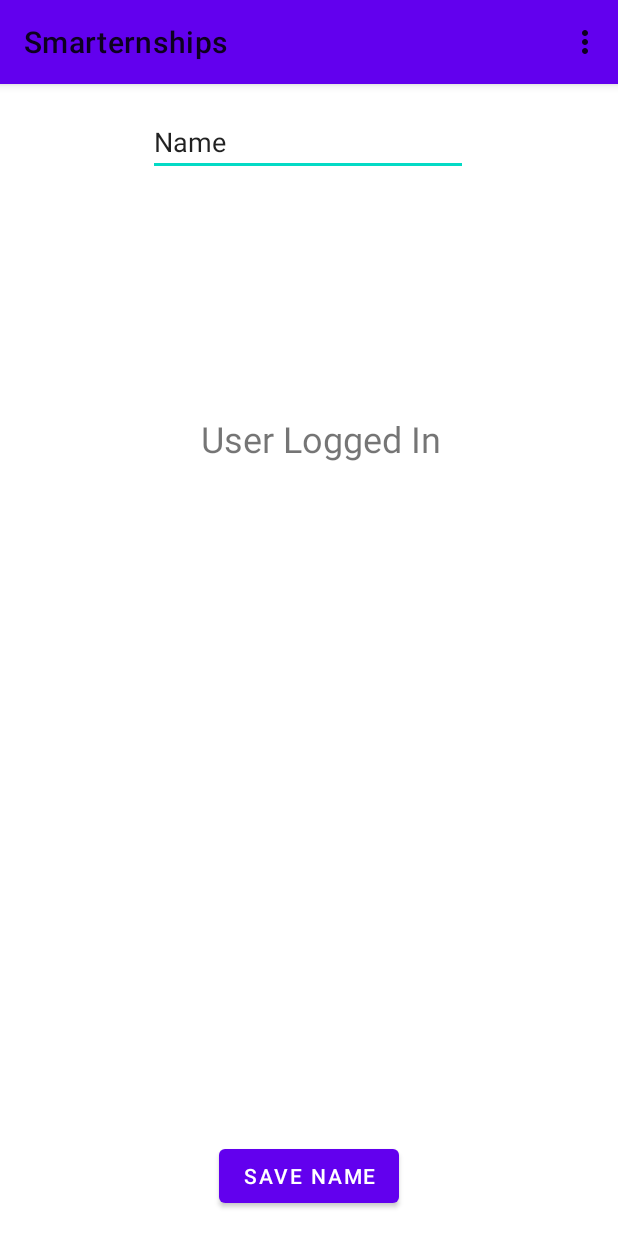
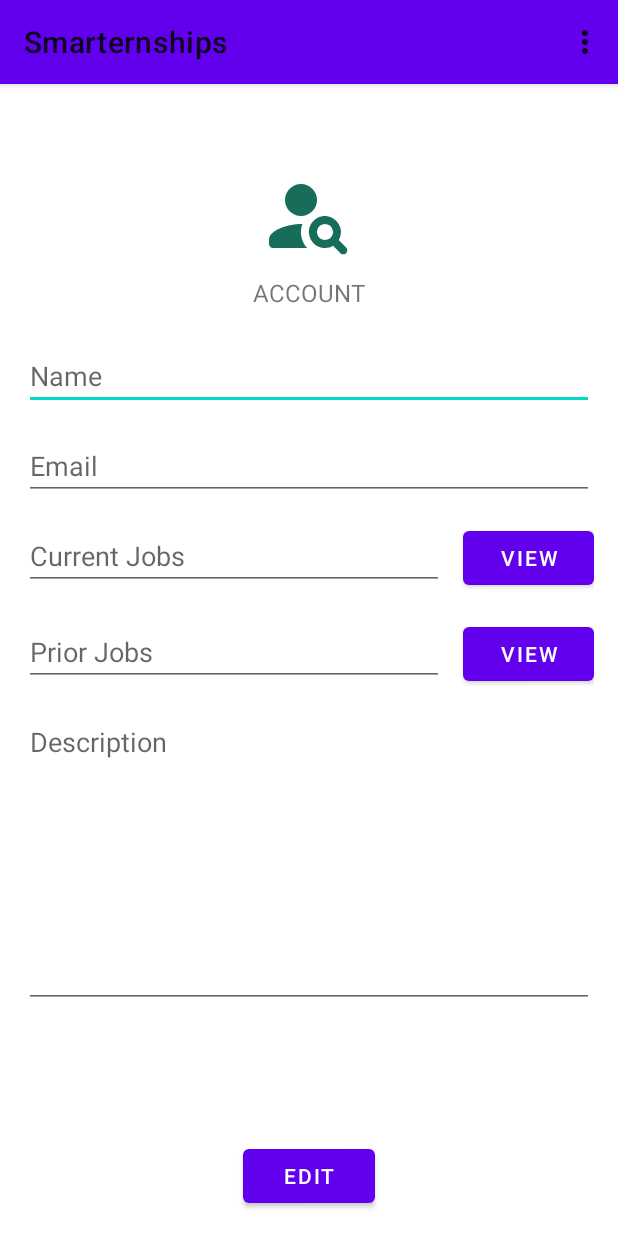
Before and after one commit to MichaelG922/Smarternships, an Android app: the ViewAccountActivity screen opened directly, with no data from a screen before it, on a phone screen of 412 x 824 dp. Run offline under Robolectric (Android 15) with nearby library versions, the phone set to English and light mode, and no system bars; 3 statements that could not run were skipped.

Commit message:
Add new job data class. Update view account view.

```diff
--- /dev/null
+++ b/app/src/main/java/com/example/smarternships/data/model/Job.kt
@@ -0,0 +1,13 @@
+package com.example.smarternships.data.model
+
+import java.util.*
+
+data class Job(
+    val jobName: String  = "",
+    val companyId: String  = "",
+    val description: String  = "",
+    val timeFrame: Date? = null,
+    val assignedUserId: String?  = null,
+    val completed: Boolean = false,
+    val applicants: List<String> = mutableListOf(),
+)
--- a/app/src/main/res/layout/view_account.xml
+++ b/app/src/main/res/layout/view_account.xml
@@ -9,18 +9,121 @@
     android:paddingTop="@dimen/activity_vertical_margin"
     android:paddingRight="@dimen/activity_horizontal_margin"
     android:paddingBottom="@dimen/activity_vertical_margin"
-    tools:context=".ui.login.LoginActivity">
+    tools:context=".ui.account.ViewAccountActivity">
+
+    <EditText
+        android:id="@+id/name"
+        android:layout_width="0dp"
+        android:layout_height="wrap_content"
+        android:layout_marginTop="156dp"
+        android:autofillHints="@string/prompt_create_job_name"
+        android:hint="Name"
+        android:selectAllOnFocus="true"
+        android:inputType="none"
+        app:layout_constraintEnd_toEndOf="parent"
+        app:layout_constraintStart_toStartOf="parent"
+        app:layout_constraintTop_toTopOf="parent" />
+
+    <EditText
+        android:id="@+id/email"
+        android:layout_width="0dp"
+        android:layout_height="wrap_content"
+        android:layout_marginTop="216dp"
+        android:autofillHints="@string/prompt_create_job_name"
+        android:hint="Email"
+        android:inputType="none"
+        android:selectAllOnFocus="true"
+        app:layout_constraintEnd_toEndOf="parent"
+        app:layout_constraintHorizontal_bias="0.125"
+        app:layout_constraintStart_toStartOf="parent"
+        app:layout_constraintTop_toTopOf="parent" />
+
+    <EditText
+        android:id="@+id/currentJobs"
+        android:layout_width="0dp"
+        android:layout_height="wrap_content"
+        android:layout_marginTop="276dp"
+        android:layout_marginRight="100dp"
+        android:autofillHints="@string/prompt_create_job_name"
+        android:hint="Current Jobs"
+        android:inputType="none"
+        android:selectAllOnFocus="true"
+        app:layout_constraintEnd_toEndOf="parent"
+        app:layout_constraintStart_toStartOf="parent"
+        app:layout_constraintTop_toTopOf="parent" />
+
+    <EditText
+        android:id="@+id/priorJobs"
+        android:layout_width="0dp"
+        android:layout_height="wrap_content"
+        android:layout_marginTop="340dp"
+        android:layout_marginRight="100dp"
+        android:autofillHints="@string/prompt_create_job_name"
+        android:hint="Prior Jobs"
+        android:inputType="none"
+        android:selectAllOnFocus="true"
+        app:layout_constraintEnd_toEndOf="parent"
+        app:layout_constraintStart_toStartOf="parent"
+        app:layout_constraintTop_toTopOf="parent" />
+
+    <Button
+        android:id="@+id/viewPriorJobs"
+        android:layout_width="87dp"
+        android:layout_height="wrap_content"
+        android:layout_marginTop="340dp"
+        android:text="View"
+        app:layout_constraintEnd_toEndOf="parent"
+        app:layout_constraintHorizontal_bias="1.0"
+        app:layout_constraintStart_toStartOf="parent"
+        app:layout_constraintTop_toTopOf="parent"
+        app:layout_constraintVertical_bias="0.516" />
+
+    <Button
+        android:id="@+id/viewCurrentJobs"
+        android:layout_width="87dp"
+        android:layout_height="wrap_content"
+        android:layout_marginTop="276dp"
+        android:text="View"
+        app:layout_constraintEnd_toEndOf="parent"
+        app:layout_constraintHorizontal_bias="1.0"
+        app:layout_constraintStart_toStartOf="parent"
+        app:layout_constraintTop_toTopOf="parent"
+        app:layout_constraintVertical_bias="0.516" />
+
+    <EditText
+        android:id="@+id/description"
+        android:layout_height="200dp"
+        android:layout_width="0dp"
+        android:layout_marginTop="400dp"
+        android:hint="Description"
+        android:inputType="none"
+        android:gravity="top|start"
+        android:selectAllOnFocus="true"
+        app:layout_constraintEnd_toEndOf="parent"
+        app:layout_constraintStart_toStartOf="parent"
+        app:layout_constraintTop_toTopOf="parent"/>
+
+    <ImageView
+        android:id="@+id/imageView2"
+        android:layout_width="64dp"
+        android:layout_height="64dp"
+        android:layout_marginTop="40dp"
+        android:contentDescription="@string/smarternship_logo_description"
+        app:layout_constraintEnd_toEndOf="parent"
+        app:layout_constraintStart_toStartOf="parent"
+        app:layout_constraintTop_toTopOf="parent"
+        app:srcCompat="@drawable/logo" />
 
     <TextView
-        android:id="@+id/question"
+        android:id="@+id/textView2"
         android:layout_width="wrap_content"
         android:layout_height="wrap_content"
-        android:layout_marginTop="204dp"
-        android:text="User Logged In"
-        android:textAllCaps="false"
-        android:textSize="24sp"
+        android:layout_marginTop="112dp"
+        android:text="Account"
+        android:textAllCaps="true"
+        android:textSize="16dp"
         app:layout_constraintEnd_toEndOf="parent"
-        app:layout_constraintHorizontal_bias="0.537"
+        app:layout_constraintHorizontal_bias="0.5"
         app:layout_constraintStart_toStartOf="parent"
         app:layout_constraintTop_toTopOf="parent" />
 
@@ -38,25 +141,14 @@
         app:layout_constraintTop_toTopOf="parent"
         app:layout_constraintVertical_bias="0.3" />
 
-    <EditText
-        android:id="@+id/text_name"
+    <Button
+        android:id="@+id/edit_button"
         android:layout_width="wrap_content"
         android:layout_height="wrap_content"
-        android:ems="10"
-        android:inputType="textPersonName"
-        android:text="Name"
-        app:layout_constraintEnd_toEndOf="parent"
-        app:layout_constraintHorizontal_bias="0.497"
-        app:layout_constraintStart_toStartOf="parent"
-        tools:layout_editor_absoluteY="280dp" />
-
-    <Button
-        android:id="@+id/save_button"
-        android:layout_width="wrap_content"
-        android:layout_height="wrap_content"
-        android:text="Save Name"
+        android:text="Edit"
         app:layout_constraintBottom_toBottomOf="parent"
         app:layout_constraintEnd_toEndOf="parent"
         app:layout_constraintStart_toStartOf="parent" />
 
+
 </androidx.constraintlayout.widget.ConstraintLayout>
```
